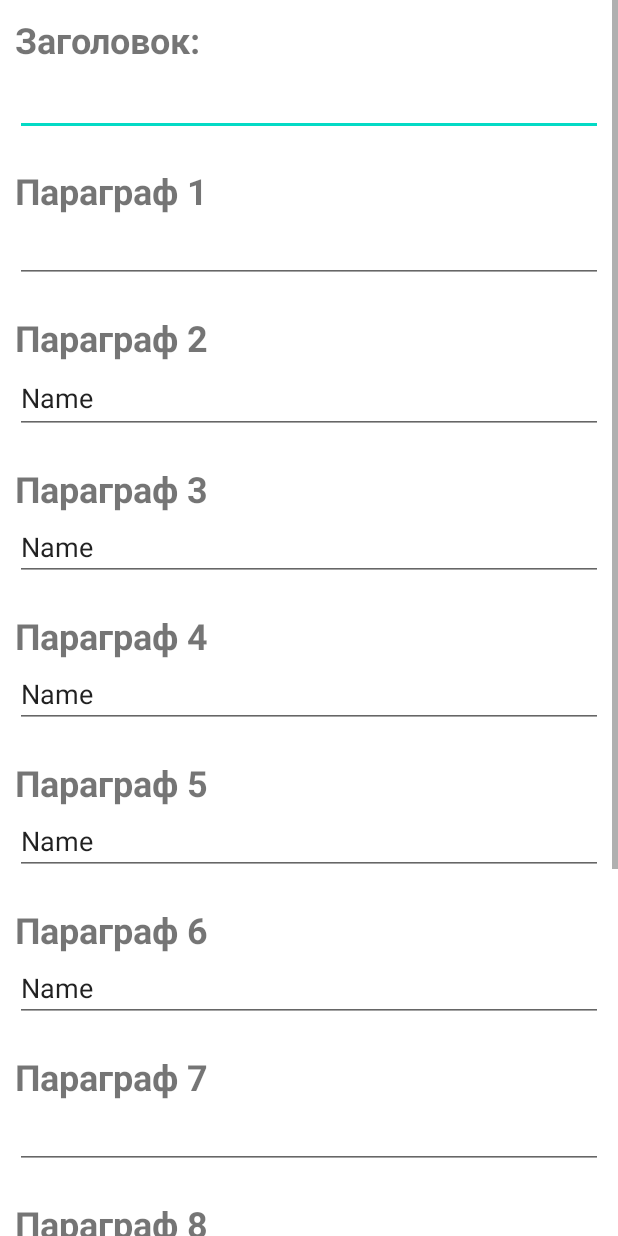
After one commit to grigoriymirosedi/ReMap-Draft, an Android app: the EditArticleItemActivity screen opened directly, with no data from a screen before it, on a phone screen of 412 x 824 dp. The commit adds this screen. Run offline under Robolectric (Android 15) with nearby library versions, the phone set to English and light mode, and no system bars; our stand-ins replace Firebase (no records; nobody signed in at launch, a user with empty details on screens opened directly); 13 statements that could not run were skipped.

Commit message:
Добавил UseCase для ArticleItem, теперь работает редактирование элемента во вкладке "Статьи"

```diff
--- a/remap_admin/build.gradle
+++ b/remap_admin/build.gradle
@@ -40,7 +40,9 @@ dependencies {
     implementation 'com.google.android.material:material:1.6.1'
     implementation 'androidx.constraintlayout:constraintlayout:2.1.4'
     implementation 'com.google.firebase:firebase-database:20.0.4'
-    //implementation project(path: ':app')
+
+    implementation 'com.squareup.picasso:picasso:2.8'
+
     testImplementation 'junit:junit:4.13.2'
     androidTestImplementation 'androidx.test.ext:junit:1.1.5'
     androidTestImplementation 'androidx.test.espresso:espresso-core:3.5.1'
--- a/remap_admin/src/main/java/com/example/remap_admin/ArticleItem.kt
+++ b/remap_admin/src/main/java/com/example/remap_admin/domain/ArticleItem.kt
@@ -1,4 +1,4 @@
-package com.example.remap_admin
+package com.example.remap_admin.domain
 
 import android.os.Parcel
 import android.os.Parcelable
--- a/remap_admin/src/main/java/com/example/remap_admin/domain/GetMapItemUseCase.kt
+++ b/remap_admin/src/main/java/com/example/remap_admin/domain/GetMapItemUseCase.kt
@@ -2,8 +2,8 @@ package com.example.remap_admin.domain
 
 class GetMapItemUseCase(private val mapItemRepository: MapListRepository) {
 
-    fun getMapItem(mapItemName: String) {
-        mapItemRepository.getMapItem(mapItemName)
+    fun getMapItem(mapItemAdress: String) {
+        mapItemRepository.getMapItem(mapItemAdress)
     }
 
 }
--- /dev/null
+++ b/remap_admin/src/main/java/com/example/remap_admin/presentation/activities/EditArticleItemActivity.kt
@@ -0,0 +1,170 @@
+package com.example.remap_admin.presentation.activities
+
+import android.media.Image
+import androidx.appcompat.app.AppCompatActivity
+import android.os.Bundle
+import android.text.TextUtils
+import android.widget.Button
+import android.widget.EditText
+import android.widget.Toast
+import com.example.remap_admin.R
+import com.example.remap_admin.domain.ArticleItem
+import com.example.remap_admin.domain.MapItem
+import com.google.firebase.database.DataSnapshot
+import com.google.firebase.database.DatabaseError
+import com.google.firebase.database.FirebaseDatabase
+import com.google.firebase.database.ValueEventListener
+
+class EditArticleItemActivity : AppCompatActivity() {
+
+    //EdiText for Article item`s fields
+    private lateinit var etArticleItemTitle: EditText
+    private lateinit var etArticleItemIconImage: EditText
+    private lateinit var etArticleItemContentImage: EditText
+    private lateinit var etArticleItemPar1: EditText
+    private lateinit var etArticleItemPar2: EditText
+    private lateinit var etArticleItemPar3: EditText
+    private lateinit var etArticleItemPar4: EditText
+    private lateinit var etArticleItemPar5: EditText
+    private lateinit var etArticleItemPar6: EditText
+    private lateinit var etArticleItemPar7: EditText
+    private lateinit var etArticleItemPar8: EditText
+
+    private lateinit var intentData: ArticleItem
+    private lateinit var applyArticleItemBtn: Button
+    private lateinit var articleItemMap: HashMap<String, ArticleItem>
+
+    var database = FirebaseDatabase.getInstance().getReference()
+    var editdb = database.child("TestArticle")
+
+
+    override fun onCreate(savedInstanceState: Bundle?) {
+        super.onCreate(savedInstanceState)
+        setContentView(R.layout.activity_edit_article_item)
+        supportActionBar?.hide()
+
+        articleItemMap = HashMap()
+        intentData = intent.getParcelableExtra<ArticleItem>("Article")!!
+        var articleItemQuery = database.child("TestArticle").orderByChild("articleTitle").equalTo(intentData.articleTitle)
+
+        defineArticleItemView()
+        setArticleItemData()
+
+        applyArticleItemBtn.setOnClickListener {
+            if (!inputValidate())
+                return@setOnClickListener
+            articleItemQuery.addListenerForSingleValueEvent(object: ValueEventListener {
+                override fun onDataChange(snapshot: DataSnapshot) {
+                    for(mapItemSnapshot in snapshot.children) {
+                        articleItemMap.put(mapItemSnapshot.key.toString(), applySettings())
+                    }
+                    editdb.updateChildren(articleItemMap as Map<String, Any>)
+                }
+                override fun onCancelled(error: DatabaseError) {
+                    TODO("Not yet implemented")
+                }
+            })
+            Toast.makeText(this, "Изменения внесены", Toast.LENGTH_SHORT).show()
+            finish()
+        }
+
+    }
+
+    private fun applySettings(): ArticleItem {
+        return ArticleItem(
+            articleTitle = etArticleItemTitle.text.toString(),
+            articleIconImageURL = etArticleItemIconImage.text.toString(),
+            articleContentImageURL = etArticleItemContentImage.text.toString(),
+            article_par1 = etArticleItemPar1.text.toString(),
+            article_par2 = etArticleItemPar2.text.toString(),
+            article_par3 = etArticleItemPar3.text.toString(),
+            article_par4 = etArticleItemPar4.text.toString(),
+            article_par5 = etArticleItemPar5.text.toString(),
+            article_par6 = etArticleItemPar6.text.toString(),
+            article_par7 = etArticleItemPar7.text.toString(),
+            article_par8 = etArticleItemPar8.text.toString()
+        )
+    }
+
+    private fun defineArticleItemView() {
+        etArticleItemTitle = findViewById(R.id.et_article_item_title)
+        etArticleItemIconImage = findViewById(R.id.et_article_icon_image)
+        etArticleItemContentImage = findViewById(R.id.et_article_content_image)
+        etArticleItemPar1 = findViewById(R.id.et_article_item_par1)
+        etArticleItemPar2 = findViewById(R.id.et_article_item_par2)
+        etArticleItemPar3 = findViewById(R.id.et_article_item_par3)
+        etArticleItemPar4 = findViewById(R.id.et_article_item_par4)
+        etArticleItemPar5 = findViewById(R.id.et_article_item_par5)
+        etArticleItemPar6 = findViewById(R.id.et_article_item_par6)
+        etArticleItemPar7 = findViewById(R.id.et_article_item_par7)
+        etArticleItemPar8 = findViewById(R.id.et_article_item_par8)
+        applyArticleItemBtn = findViewById(R.id.article_item_apply_button)
+    }
+
+    private fun setArticleItemData() {
+        etArticleItemTitle.setText(intentData.articleTitle)
+        etArticleItemIconImage.setText(intentData.articleIconImageURL)
+        etArticleItemContentImage.setText(intentData.articleContentImageURL)
+        etArticleItemPar1.setText(intentData.article_par1)
+        etArticleItemPar2.setText(intentData.article_par2)
+        etArticleItemPar3.setText(intentData.article_par3)
+        etArticleItemPar4.setText(intentData.article_par4)
+        etArticleItemPar5.setText(intentData.article_par5)
+        etArticleItemPar6.setText(intentData.article_par6)
+        etArticleItemPar7.setText(intentData.article_par7)
+        etArticleItemPar8.setText(intentData.article_par8)
+    }
+
+    private fun inputValidate(): Boolean {
+        var isValid = true
+        if(TextUtils.isEmpty(etArticleItemTitle.text.toString())) {
+            etArticleItemTitle.setError("Пустая строка")
+            isValid = false
+        }
+        if(TextUtils.isEmpty(etArticleItemIconImage.toString())) {
+            etArticleItemIconImage.setError("Пустая строка")
+            isValid = false
+        }
+        if(TextUtils.isEmpty(etArticleItemContentImage.toString())) {
+            etArticleItemContentImage.setError("Пустая строка")
+            isValid = false
+        }
+        if(TextUtils.isEmpty(etArticleItemPar1.toString())) {
+            etArticleItemPar1.setError("Пустая строка")
+            isValid = false
+        }
+        if(TextUtils.isEmpty(etArticleItemPar2.toString())) {
+            etArticleItemPar2.setError("Пустая строка")
+            isValid = false
+        }
+        if(TextUtils.isEmpty(etArticleItemPar3.toString())) {
+            etArticleItemPar3.setError("Пустая строка")
+            isValid = false
+        }
+        if(TextUtils.isEmpty(etArticleItemPar4.toString())) {
+            etArticleItemPar4.setError("Пустая строка")
+            isValid = false
+        }
+
+        if(TextUtils.isEmpty(etArticleItemPar5.toString())) {
+            etArticleItemPar5.setError("Пустая строка")
+            isValid = false
+        }
+
+        if(TextUtils.isEmpty(etArticleItemPar6.toString())) {
+            etArticleItemPar6.setError("Пустая строка")
+            isValid = false
+        }
+
+        if(TextUtils.isEmpty(etArticleItemPar7.toString())) {
+            etArticleItemPar7.setError("Пустая строка")
+            isValid = false
+        }
+
+        if(TextUtils.isEmpty(etArticleItemPar8.toString())) {
+            etArticleItemPar8.setError("Пустая строка")
+            isValid = false
+        }
+        return isValid
+    }
+}
--- /dev/null
+++ b/remap_admin/src/main/res/layout/activity_edit_article_item.xml
@@ -0,0 +1,223 @@
+<?xml version="1.0" encoding="utf-8"?>
+<androidx.constraintlayout.widget.ConstraintLayout xmlns:android="http://schemas.android.com/apk/res/android"
+    xmlns:app="http://schemas.android.com/apk/res-auto"
+    xmlns:tools="http://schemas.android.com/tools"
+    android:layout_width="match_parent"
+    android:layout_height="match_parent"
+    tools:context=".presentation.activities.EditMapItemActivity">
+
+    <ScrollView
+        android:layout_width="match_parent"
+        android:layout_height="match_parent"
+        app:layout_constraintBottom_toBottomOf="parent"
+        app:layout_constraintEnd_toEndOf="parent"
+        app:layout_constraintHorizontal_bias="0.5"
+        app:layout_constraintStart_toStartOf="parent"
+        app:layout_constraintTop_toTopOf="parent"
+        app:layout_constraintVertical_bias="0.5">
+
+        <LinearLayout
+            android:layout_width="match_parent"
+            android:layout_height="wrap_content"
+            android:layout_margin="10dp"
+            android:orientation="vertical"
+            android:showDividers="none">
+
+            <TextView
+                android:id="@+id/tv_article_item_title"
+                android:layout_width="match_parent"
+                android:layout_height="wrap_content"
+                android:text="Заголовок:"
+                android:textSize="24sp"
+                android:textStyle="bold" />
+
+            <EditText
+                android:id="@+id/et_article_item_title"
+                android:layout_width="match_parent"
+                android:layout_height="wrap_content"
+                android:layout_marginBottom="20dp"
+                android:ems="10"
+                android:inputType="textMultiLine"
+                android:minHeight="48dp" />
+
+            <TextView
+                android:id="@+id/tv_article_item_par1"
+                android:layout_width="match_parent"
+                android:layout_height="wrap_content"
+                android:text="Параграф 1"
+                android:textSize="24sp"
+                android:textStyle="bold" />
+
+            <EditText
+                android:id="@+id/et_article_item_par1"
+                android:layout_width="match_parent"
+                android:layout_height="match_parent"
+                android:layout_marginBottom="20dp"
+                android:ems="10"
+                android:inputType="textMultiLine" />
+
+            <TextView
+                android:id="@+id/tv_article_item_par2"
+                android:layout_width="match_parent"
+                android:layout_height="wrap_content"
+                android:text="Параграф 2"
+                android:textSize="24sp"
+                android:textStyle="bold" />
+
+            <EditText
+                android:id="@+id/et_article_item_par2"
+                android:layout_width="match_parent"
+                android:layout_height="wrap_content"
+                android:layout_marginBottom="20dp"
+                android:ems="10"
+                android:inputType="textMultiLine"
+                android:minHeight="48dp"
+                android:text="Name" />
+
+            <TextView
+                android:id="@+id/tv_article_item_par3"
+                android:layout_width="match_parent"
+                android:layout_height="wrap_content"
+                android:text="Параграф 3"
+                android:textSize="24sp"
+                android:textStyle="bold" />
+
+            <EditText
+                android:id="@+id/et_article_item_par3"
+                android:layout_width="match_parent"
+                android:layout_height="wrap_content"
+                android:layout_marginBottom="20dp"
+                android:ems="10"
+                android:inputType="textMultiLine"
+                android:text="Name" />
+
+            <TextView
+                android:id="@+id/tv_article_item_par4"
+                android:layout_width="match_parent"
+                android:layout_height="wrap_content"
+                android:text="Параграф 4"
+                android:textSize="24sp"
+                android:textStyle="bold" />
+
+            <EditText
+                android:id="@+id/et_article_item_par4"
+                android:layout_width="match_parent"
+                android:layout_height="wrap_content"
+                android:layout_marginBottom="20dp"
+                android:ems="10"
+                android:inputType="textMultiLine"
+                android:text="Name" />
+
+            <TextView
+                android:id="@+id/tv_article_item_par5"
+                android:layout_width="match_parent"
+                android:layout_height="wrap_content"
+                android:text="Параграф 5"
+                android:textSize="24sp"
+                android:textStyle="bold" />
+
+            <EditText
+                android:id="@+id/et_article_item_par5"
+                android:layout_width="match_parent"
+                android:layout_height="wrap_content"
+                android:layout_marginBottom="20dp"
+                android:ems="10"
+                android:inputType="textMultiLine"
+                android:text="Name" />
+
+            <TextView
+                android:id="@+id/tv_article_item_par6"
+                android:layout_width="match_parent"
+                android:layout_height="wrap_content"
+                android:text="Параграф 6"
+                android:textSize="24sp"
+                android:textStyle="bold" />
+
+            <EditText
+                android:id="@+id/et_article_item_par6"
+                android:layout_width="match_parent"
+                android:layout_height="wrap_content"
+                android:layout_marginBottom="20dp"
+                android:ems="10"
+                android:inputType="textMultiLine"
+                android:text="Name" />
+
+            <TextView
+                android:id="@+id/tv_article_item_par7"
+                android:layout_width="match_parent"
+                android:layout_height="wrap_content"
+                android:text="Параграф 7"
+                android:textSize="24sp"
+                android:textStyle="bold" />
+
+            <EditText
+                android:id="@+id/et_article_item_par7"
+                android:layout_width="match_parent"
+                android:layout_height="wrap_content"
+                android:layout_marginBottom="20dp"
+                android:ems="10"
+                android:inputType="numberDecimal" />
+
+            <TextView
+                android:id="@+id/tv_article_item_par8"
+                android:layout_width="match_parent"
+                android:layout_height="wrap_content"
+                android:text="Параграф 8"
+                android:textSize="24sp"
+                android:textStyle="bold" />
+
+            <EditText
+                android:id="@+id/et_article_item_par8"
+                android:layout_width="match_parent"
+                android:layout_height="wrap_content"
+                android:layout_marginBottom="20dp"
+                android:ems="10"
+                android:inputType="numberDecimal" />
+
+            <TextView
+                android:id="@+id/tv_article_icon_image"
+                android:layout_width="match_parent"
+                android:layout_height="wrap_content"
+                android:text="Иконка статьи (заголовок):"
+                android:textSize="24sp"
+                android:textStyle="bold" />
+
+            <EditText
+                android:id="@+id/et_article_icon_image"
+                android:layout_width="match_parent"
+                android:layout_height="wrap_content"
+                android:layout_marginBottom="20dp"
+                android:ems="10"
+                android:inputType="numberDecimal" />
+
+            <TextView
+                android:id="@+id/tv_article_content_image"
+                android:layout_width="match_parent"
+                android:layout_height="wrap_content"
+                android:text="Иконка статьи (внутри):"
+                android:textSize="24sp"
+                android:textStyle="bold" />
+
+            <EditText
+                android:id="@+id/et_article_content_image"
+                android:layout_width="match_parent"
+                android:layout_height="wrap_content"
+                android:layout_marginBottom="20dp"
+                android:ems="10"
+                android:inputType="numberDecimal" />
+
+
+
+            <Button
+                android:id="@+id/article_item_apply_button"
+                android:layout_width="match_parent"
+                android:layout_height="wrap_content"
+                android:layout_marginBottom="30dp"
+                android:text="Применить изменения"
+                android:textSize="18sp" />
+
+        </LinearLayout>
+    </ScrollView>
+
+
+</androidx.constraintlayout.widget.ConstraintLayout>
```
Also changed, not shown: remap_admin/src/main/AndroidManifest.xml (+13 -6 lines), remap_admin/src/main/java/com/example/remap_admin/data/ArticleListRepositoryImpl.kt (added, +63 -0 lines), remap_admin/src/main/java/com/example/remap_admin/data/MapListRepositoryImpl.kt (+5 -5 lines), remap_admin/src/main/java/com/example/remap_admin/domain/AddArticleItemUseCase.kt (added, +7 -0 lines), remap_admin/src/main/java/com/example/remap_admin/domain/ArticleListRepository.kt (added, +17 -0 lines), remap_admin/src/main/java/com/example/remap_admin/domain/DeleteArticleItemUseCase.kt (added, +7 -0 lines), remap_admin/src/main/java/com/example/remap_admin/domain/EditArticleItemUseCase.kt (added, +7 -0 lines), remap_admin/src/main/java/com/example/remap_admin/domain/GetArticleItemUseCase.kt (added, +7 -0 lines), remap_admin/src/main/java/com/example/remap_admin/domain/GetArticleListUseCase.kt (added, +9 -0 lines), remap_admin/src/main/java/com/example/remap_admin/presentation/adapters/ArticleItemAdapter.kt (+43 -1 lines), remap_admin/src/main/java/com/example/remap_admin/presentation/fragments/ArticleFragment.kt (+35 -2 lines), remap_admin/src/main/java/com/example/remap_admin/presentation/fragments/ArticleFragmentViewModel.kt (added, +13 -0 lines), remap_admin/src/main/java/com/example/remap_admin/presentation/fragments/MapFragment.kt (+2 -8 lines), remap_admin/src/main/res/layout/article_item.xml (+5 -16 lines), 1 more files.
